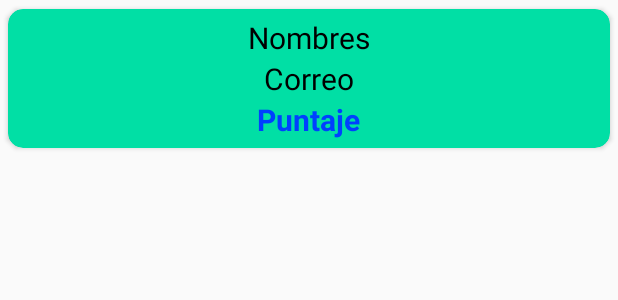
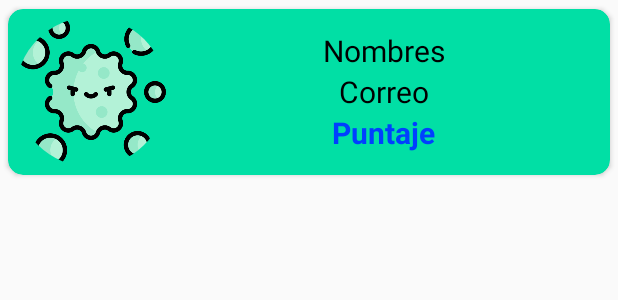
Before and after one commit to paul1098/CovidStationAPP, an Android app: the layout jugadores.xml on its own in the app's theme, with its tools: preview values and no code run, on a phone screen of 412 x 824 dp. Shown: the top 300 px of the screen. Run offline under Robolectric (Android 15) with nearby library versions, the phone set to English and light mode, and no system bars.

Commit message:
imagen puntuacion agregada

```diff
--- a/app/src/main/res/layout/jugadores.xml
+++ b/app/src/main/res/layout/jugadores.xml
@@ -15,7 +15,10 @@
         android:layout_height="wrap_content"
         android:orientation="horizontal">
         <!-- IMAGEN DE PERFIL -->
-
+        <de.hdodenhof.circleimageview.CircleImageView
+            android:layout_width="100dp"
+            android:layout_height="100dp"
+            android:src="@drawable/viruspuntaje"/>
         <!-- DATOS DE JUGADOR -->
         <androidx.appcompat.widget.LinearLayoutCompat
             android:layout_width="match_parent"
```
